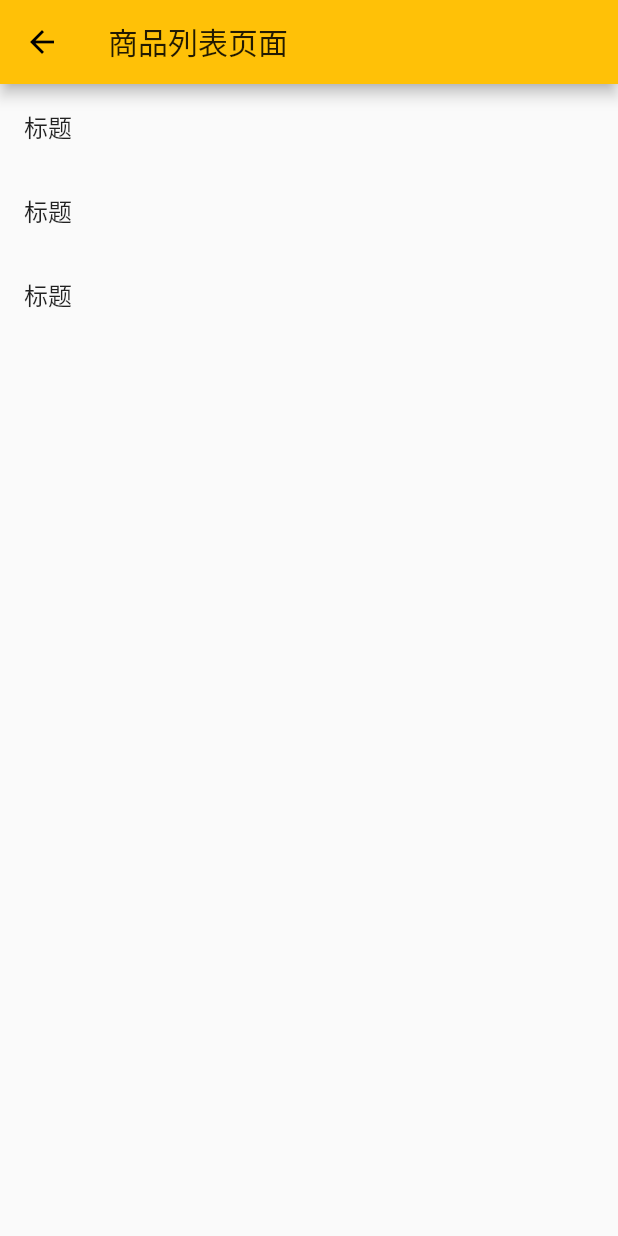
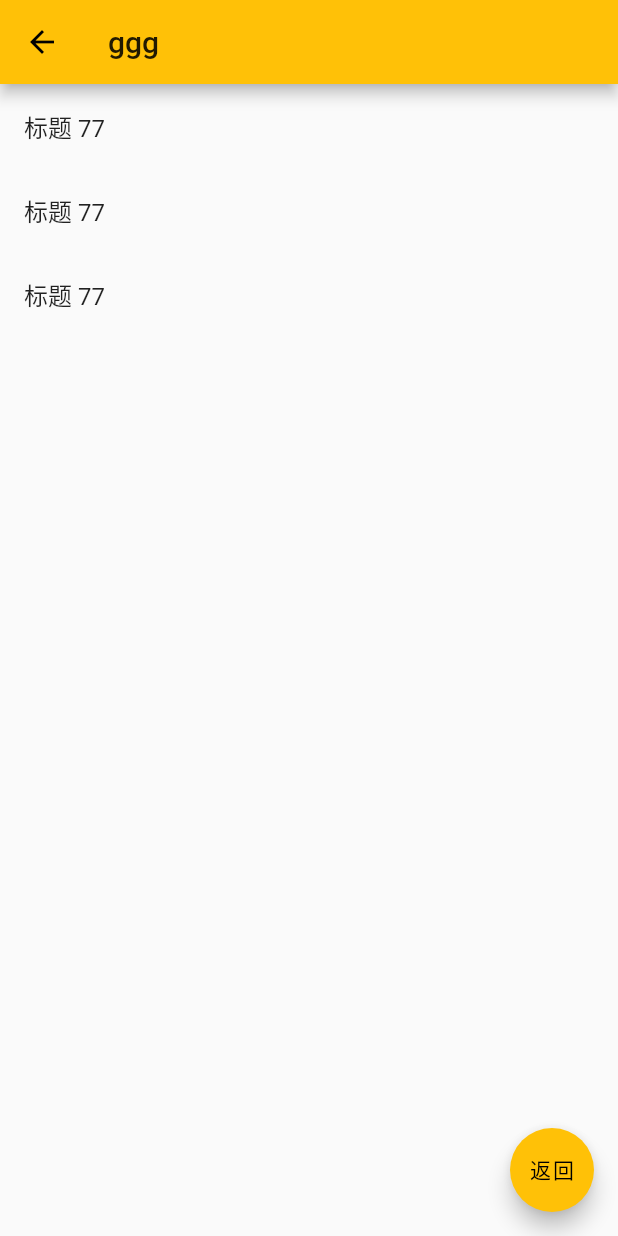
Before and after one commit to jessice-ai/flutter, a Flutter app: the screen it shows after launch, after a tap on "跳转到宝贝页面", on a phone screen of 412 x 824 dp. Run offline on Flutter 3.47's test engine with Material 2 defaults, Android fonts, the phone set to English and light mode, and no system bars.

Commit message:
增加返回按钮

```diff
--- a/lib/pages/tabs/sunGoodsList.dart
+++ b/lib/pages/tabs/sunGoodsList.dart
@@ -1,33 +1,45 @@
 import 'package:flutter/material.dart';
+import 'package:flutter_app/pages/tabs/sunHome.dart';
+import 'sunHome.dart';
 
-class sunGoodsList extends StatefulWidget{
-  @override
-  State<StatefulWidget> createState() {
-    // TODO: implement createState
-    //throw UnimplementedError();
-    return sunGoodsListSon();
-  }
-
-}
-class sunGoodsListSon extends State{
+class sunGoodsList extends StatelessWidget{
+  String title;
+  int sunCount;
+  sunGoodsList({this.title="商品列表页面",this.sunCount=1});
   @override
   Widget build(BuildContext context) {
     // TODO: implement build
     //throw UnimplementedError();
     return Scaffold(
+      //增加返回按钮
+      floatingActionButton: FloatingActionButton(
+        child: Text("返回"),
+        onPressed: (){
+          //路由跳转到某个页面 pop
+          Navigator.of(context).pop(
+              MaterialPageRoute(
+                // ignore: missing_return
+                  builder: (context){
+                    return sunHome();
+                  }
+                //页面控件
+              )
+          );
+        },
+      ),
       appBar: AppBar(
-        title: Text("商品列表页面"),
+        title: Text("${this.title}"),
       ),
       body: ListView(
         children: <Widget>[
           ListTile(
-            title: Text("标题"),
+            title: Text("标题 ${this.sunCount}"),
           ),
           ListTile(
-            title: Text("标题"),
+            title: Text("标题 ${this.sunCount}"),
           ),
           ListTile(
-            title: Text("标题"),
+            title: Text("标题 ${this.sunCount}"),
           ),
         ],
       ),
--- a/lib/pages/tabs/sunHome.dart
+++ b/lib/pages/tabs/sunHome.dart
@@ -28,34 +28,34 @@ class sunHomeSon extends State{
                   MaterialPageRoute(
                     // ignore: missing_return
                     builder: (context){
-                      return sunGoodsList();
+                      return sunGoodsList(sunCount: 77,title: "ggg",);
                     }
-                      //页面控件
+                    //页面控件
                   )
               );
           },
           color: Theme.of(context).accentColor, //颜色主题
           textTheme: ButtonTextTheme.primary, //文本主题
         ),
-        SizedBox(height: 20.0,),
-        RaisedButton(
-          child: Text("跳转到宝贝页面"),
-          onPressed: (){
-            //路由跳转到某个页面
-            Navigator.of(context).push(
-                MaterialPageRoute(
-                  // ignore: missing_return
-                    builder: (context){
-                      return sunGoodsList();
-                    }
-                  //页面控件
-                )
-            );
-          },
-          color: Theme.of(context).accentColor, //颜色主题
-          textTheme: ButtonTextTheme.primary, //文本主题
-
-        )
+        // SizedBox(height: 20.0,),
+        // RaisedButton(
+        //   child: Text("跳转到宝贝页面"),
+        //   onPressed: (){
+        //     //基本路由跳转到某个页面
+        //     Navigator.of(context).push(
+        //         MaterialPageRoute(
+        //           // ignore: missing_return
+        //             builder: (context){
+        //               return sunGoodsList(sunCount: 55,titlet: "aaa",);
+        //             }
+        //           //页面控件
+        //         )
+        //     );
+        //   },
+        //   color: Theme.of(context).accentColor, //颜色主题
+        //   textTheme: ButtonTextTheme.primary, //文本主题
+        //
+        // )
       ],
     );
   }
```
